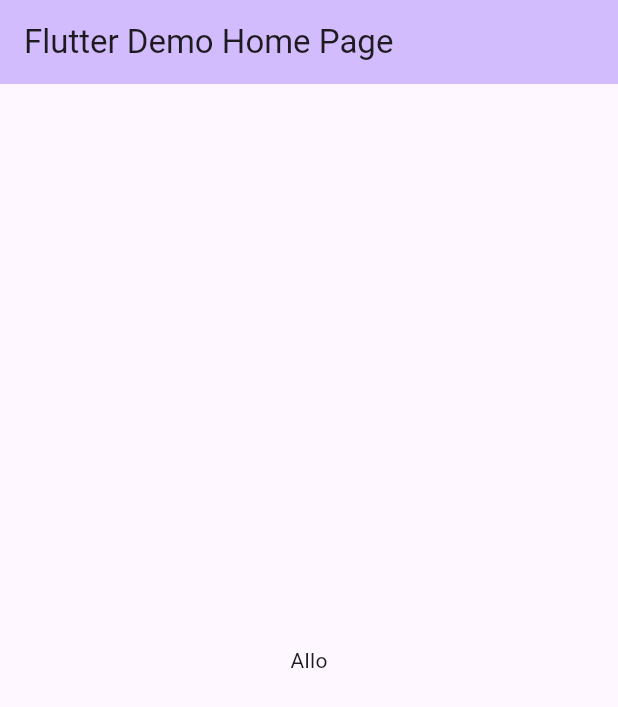
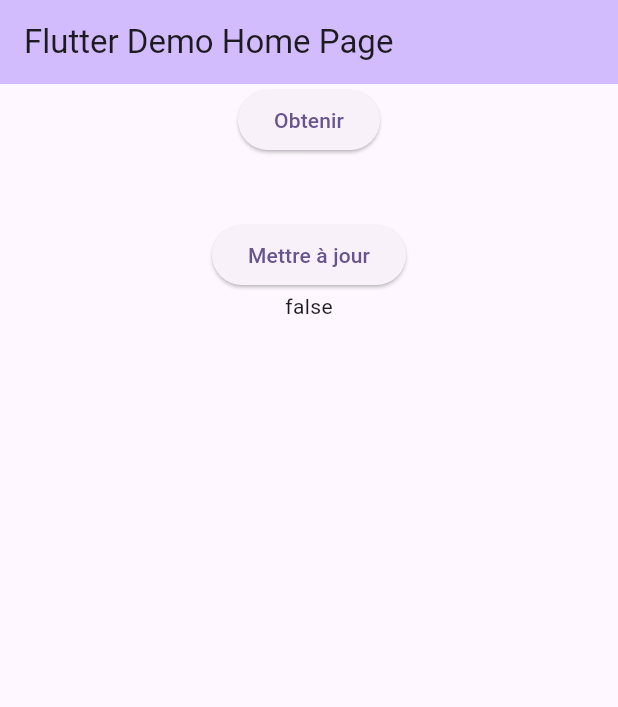
Before and after one commit to adamseers-ecole/5N6_Formatif_Final, a Flutter app: the screen it shows after launch, on a phone screen of 412 x 824 dp. Shown: the top 707 px of the screen. Run offline on Flutter 3.47's test engine with Material 3 defaults, Android fonts, the phone set to English and light mode, and no system bars; our stand-ins replace cloud_firestore, firebase_core; accounts and stored records are empty.

```diff
--- a/firebase/firebase_start_final/lib/main.dart
+++ b/firebase/firebase_start_final/lib/main.dart
@@ -1,4 +1,6 @@
+import 'package:cloud_firestore/cloud_firestore.dart';
 import 'package:firebase_core/firebase_core.dart';
+import 'Etudiant.dart';
 import 'firebase_options.dart';
 import 'package:flutter/material.dart';
 
@@ -37,6 +39,21 @@ class MyHomePage extends StatefulWidget {
 }
 
 class _MyHomePageState extends State<MyHomePage> {
+  Etudiant student = new Etudiant(nom: "", prenom: "", complete: false);
+
+  Future<void> _obtenir() async {
+    final DocumentSnapshot doc = await FirebaseFirestore.instance.collection('etudiants').doc('2128368').get();
+
+    this.student = Etudiant.fromJson(doc.data() as Map<String, dynamic>, doc.id);
+  }
+  Future<void> _update() async{
+    await FirebaseFirestore.instance.collection('etudiants').doc('2128368').update({'complete': !student.complete});
+    _obtenir();
+
+    setState(() {
+    });
+  }
+
   @override
   Widget build(BuildContext context) {
     return Scaffold(
@@ -45,7 +62,31 @@ class _MyHomePageState extends State<MyHomePage> {
         title: Text(widget.title),
       ),
       body: Center(
-        child: Text("Allo"),
+        child: Column(
+          children: [
+            ElevatedButton(
+                child: Text("Obtenir"),
+                onPressed: () async {
+                  await _obtenir;
+                  setState(() {
+
+                  });
+                }
+            ),
+            Text(student.nom ?? "pas trouvé"),
+            Text(student.prenom ?? "pas trouvé"),
+            ElevatedButton(
+                child: Text("Mettre à jour"),
+                onPressed: () async {
+                  await _update();
+                  setState(() {
+
+                  });
+                }
+            ),
+            Text(student.complete.toString() ?? "false"),
+          ],
+        ),
       ),
     );
   }
```
